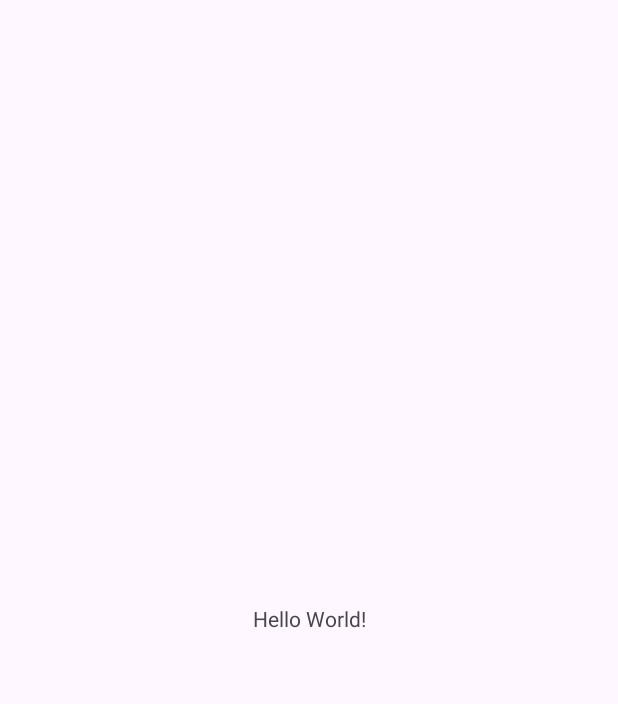
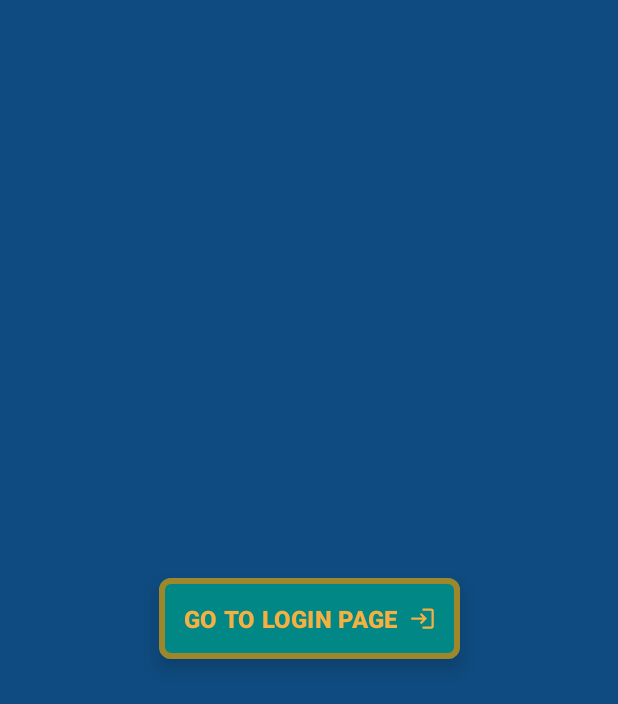
Before and after one commit to NeoMWG/EcoReciclaMobileApp2024, an Android app: the screen it shows after launch (MainActivity before the commit, MainPageActivity after it), on a phone screen of 412 x 824 dp. Before the commit the part shown is almost empty. Shown: the top 704 px of the screen. Run offline under Robolectric (Android 15) with nearby library versions, the phone set to English and light mode, and no system bars; our stand-ins replace data binding; 1 statement that could not run was skipped.

Commit message:
Generating test button to pass between views

```diff
--- a/app/src/main/AndroidManifest.xml
+++ b/app/src/main/AndroidManifest.xml
@@ -13,7 +13,10 @@
         android:theme="@style/Theme.EcoReciclaAppMobile2024"
         tools:targetApi="31">
         <activity
-            android:name=".MainActivity"
+            android:name=".LoginPageActivity"
+            android:exported="false" />
+        <activity
+            android:name=".MainPageActivity"
             android:exported="true">
             <intent-filter>
                 <action android:name="android.intent.action.MAIN" />
--- a/app/src/main/java/com/machdevs/ecoreciclaappmobile/MainActivity.java
+++ b/app/src/main/java/com/machdevs/ecoreciclaappmobile/LoginPageActivity.java
@@ -9,24 +9,23 @@ import androidx.core.view.ViewCompat;
 import androidx.core.view.WindowInsetsCompat;
 import androidx.databinding.DataBindingUtil;
 
-import com.machdevs.ecoreciclaappmobile.databinding.ActivityMainBinding;
+import com.machdevs.ecoreciclaappmobile.databinding.ActivityLoginPageBinding;
 
-public class MainActivity extends AppCompatActivity {
+public class LoginPageActivity extends AppCompatActivity {
 
-    private ActivityMainBinding binding;
+    ActivityLoginPageBinding bindingLoginPage;
 
     @Override
     protected void onCreate(Bundle savedInstanceState) {
+
         super.onCreate(savedInstanceState);
         EdgeToEdge.enable(this);
-        setContentView(R.layout.activity_main);
         ViewCompat.setOnApplyWindowInsetsListener(findViewById(R.id.main), (v, insets) -> {
             Insets systemBars = insets.getInsets(WindowInsetsCompat.Type.systemBars());
             v.setPadding(systemBars.left, systemBars.top, systemBars.right, systemBars.bottom);
             return insets;
         });
 
-        binding = DataBindingUtil.setContentView(this, R.layout.activity_main);
-
+        bindingLoginPage = DataBindingUtil.setContentView(this, R.layout.activity_login_page);
     }
 }
--- /dev/null
+++ b/app/src/main/java/com/machdevs/ecoreciclaappmobile/MainPageActivity.java
@@ -0,0 +1,31 @@
+package com.machdevs.ecoreciclaappmobile;
+
+import android.os.Bundle;
+
+import androidx.activity.EdgeToEdge;
+import androidx.appcompat.app.AppCompatActivity;
+import androidx.core.graphics.Insets;
+import androidx.core.view.ViewCompat;
+import androidx.core.view.WindowInsetsCompat;
+import androidx.databinding.DataBindingUtil;
+
+import com.machdevs.ecoreciclaappmobile.databinding.ActivityMainBinding;
+
+public class MainPageActivity extends AppCompatActivity {
+
+    private ActivityMainBinding bindingMainPage;
+
+    @Override
+    protected void onCreate(Bundle savedInstanceState) {
+        super.onCreate(savedInstanceState);
+        EdgeToEdge.enable(this);
+        ViewCompat.setOnApplyWindowInsetsListener(findViewById(R.id.main), (v, insets) -> {
+            Insets systemBars = insets.getInsets(WindowInsetsCompat.Type.systemBars());
+            v.setPadding(systemBars.left, systemBars.top, systemBars.right, systemBars.bottom);
+            return insets;
+        });
+
+        bindingMainPage = DataBindingUtil.setContentView(this, R.layout.activity_main);
+
+    }
+}
--- /dev/null
+++ b/app/src/main/res/drawable/ic_go_to_login.xml
@@ -0,0 +1,5 @@
+<vector xmlns:android="http://schemas.android.com/apk/res/android" android:autoMirrored="true" android:height="24dp" android:tint="#000000" android:viewportHeight="24" android:viewportWidth="24" android:width="24dp">
+
+    <path android:fillColor="@android:color/white" android:pathData="M11,7L9.6,8.4l2.6,2.6H2v2h10.2l-2.6,2.6L11,17l5,-5L11,7zM20,19h-8v2h8c1.1,0 2,-0.9 2,-2V5c0,-1.1 -0.9,-2 -2,-2h-8v2h8V19z"/>
+
+</vector>
--- a/app/src/main/res/layout/activity_main.xml
+++ b/app/src/main/res/layout/activity_main.xml
@@ -11,16 +11,37 @@
         android:id="@+id/main"
         android:layout_width="match_parent"
         android:layout_height="match_parent"
-        tools:context=".MainActivity">
+        android:background="@color/chathamsBlue"
+        tools:context=".MainPageActivity">
 
-        <TextView
+        <com.google.android.material.button.MaterialButton
             android:layout_width="wrap_content"
             android:layout_height="wrap_content"
-            android:text="Hello World!"
+            android:elevation="4dp"
+            android:padding="16dp"
+            android:stateListAnimator="@null"
+            android:text="@string/go_to_login_page"
+            android:textAllCaps="true"
+            android:textColor="@color/casablanca"
+            android:textSize="16sp"
+            android:textStyle="bold"
+            android:translationZ="4dp"
+            app:backgroundTint="@color/colorButtonBackground"
+            app:cornerRadius="8dp"
+            app:icon="@drawable/ic_go_to_login"
+            app:iconGravity="end"
+            app:iconPadding="8dp"
+            app:iconSize="18dp"
+            app:iconTint="@color/casablanca"
             app:layout_constraintBottom_toBottomOf="parent"
             app:layout_constraintEnd_toEndOf="parent"
             app:layout_constraintStart_toStartOf="parent"
-            app:layout_constraintTop_toTopOf="parent" />
+            app:layout_constraintTop_toTopOf="parent"
+            app:rippleColor="@color/amber"
+            app:shapeAppearance="@style/ShapeAppearance.App.SmallComponent"
+            app:strokeColor="@color/copper"
+            app:strokeWidth="4dp" />
+
 
     </androidx.constraintlayout.widget.ConstraintLayout>
 </layout>
--- a/app/src/main/res/values/colors.xml
+++ b/app/src/main/res/values/colors.xml
@@ -2,4 +2,21 @@
 <resources>
     <color name="black">#FF000000</color>
     <color name="white">#FFFFFFFF</color>
+    <color name="indigo">#4B0082</color>
+    <color name="luckyPoint">#232065</color>
+    <color name="indigoBlue">#012e67</color>
+    <color name="casablanca">#f5b042</color>
+    <color name="chathamsBlue">#0f4b80</color>
+    <color name="jade">#00a86b</color>
+    <color name="mintGreen">#20603d</color>
+    <color name="amber">#ff7e00</color>
+    <color name="copper">#9e872b</color>
+    <color name="colorPrimary">#6200EE</color>
+    <color name="colorPrimaryDark">#3700B3</color>
+    <color name="colorAccent">#03DAC5</color>
+    <color name="colorButtonBackground">#FF018786</color>
+    <color name="colorButtonText">#FFFFFF</color>
+    <color name="colorButtonIcon">#FFFFFF</color>
+    <color name="colorButtonRipple">#FF018786</color>
+    <color name="colorButtonStroke">#6200EE</color>
 </resources>
--- a/app/src/main/res/values/strings.xml
+++ b/app/src/main/res/values/strings.xml
@@ -1,3 +1,4 @@
 <resources>
     <string name="app_name">EcoReciclaAppMobile2024</string>
+    <string name="go_to_login_page">GO TO LOGIN PAGE</string>
 </resources>
--- a/app/src/main/res/values/themes.xml
+++ b/app/src/main/res/values/themes.xml
@@ -5,5 +5,15 @@
         <!-- <item name="colorPrimary">@color/my_light_primary</item> -->
     </style>
 
-    <style name="Theme.EcoReciclaAppMobile2024" parent="Base.Theme.EcoReciclaAppMobile2024" />
+        <style name="ShapeAppearance.App.SmallComponent" parent="ShapeAppearance.MaterialComponents.SmallComponent">
+            <item name="cornerFamily">rounded</item>
+            <item name="cornerSize">8dp</item>
+            <!-- Puedes personalizar más aspectos de la forma aquí -->
+            <!-- <item name="cornerSizeTopLeft">12dp</item> -->
+            <!-- <item name="cornerSizeTopRight">12dp</item> -->
+            <!-- <item name="cornerSizeBottomLeft">4dp</item> -->
+            <!-- <item name="cornerSizeBottomRight">4dp</item> -->
+        </style>
+
+c    <style name="Theme.EcoReciclaAppMobile2024" parent="Base.Theme.EcoReciclaAppMobile2024" />
 </resources>
```
Also changed, not shown: app/src/main/res/layout/activity_login_page.xml (added, +26 -0 lines).
